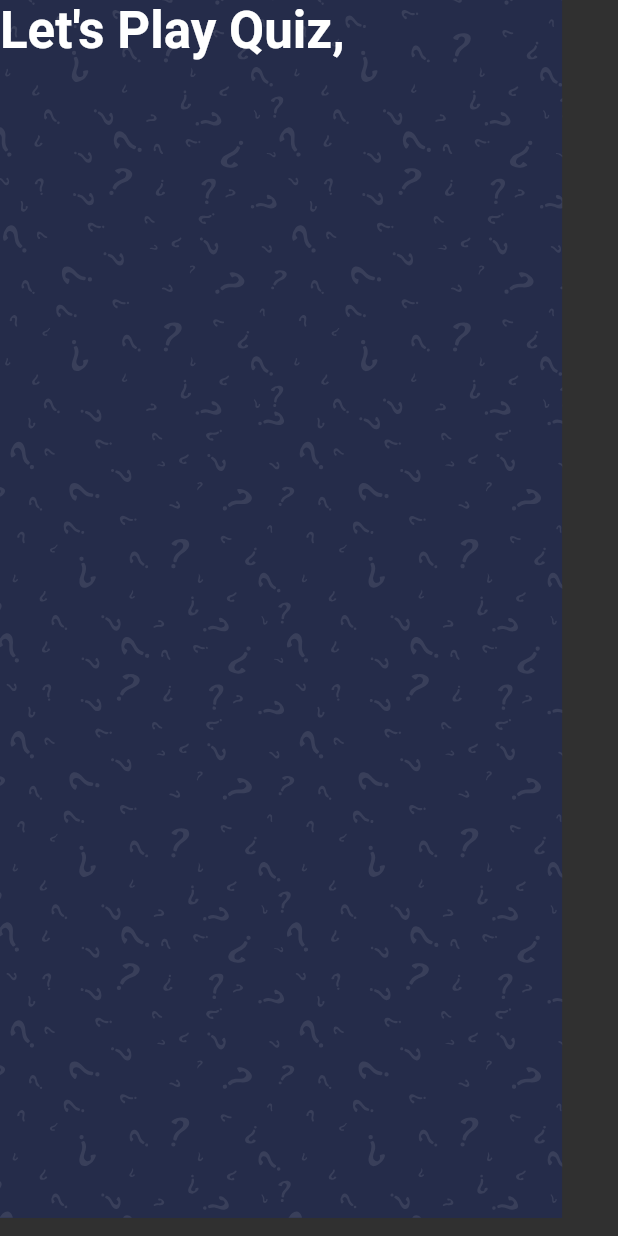
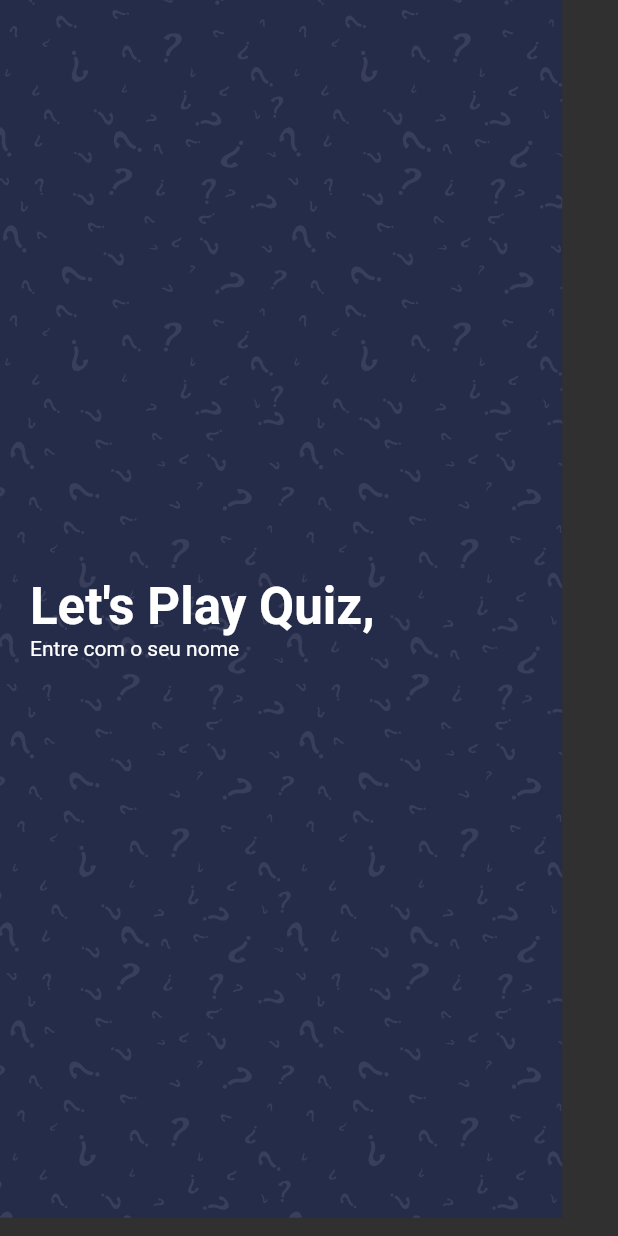
Before and after one commit to lucasoliveirasouza/quiz-app, a Flutter app: the screen it shows after launch, on a phone screen of 412 x 824 dp. Run offline on Flutter 3.47's test engine with Material 2 defaults, Android fonts, the phone set to English and light mode, and no system bars; our stand-ins replace get, websafe_svg.

Commit message:
Criando home

```diff
--- a/lib/view/home/home.dart
+++ b/lib/view/home/home.dart
@@ -1,5 +1,6 @@
 import 'package:flutter/material.dart';
 import 'package:get/get.dart';
+import 'package:quizapp/view/util/constantes.dart';
 import 'package:websafe_svg/websafe_svg.dart';
 
 class HomeView extends StatefulWidget {
@@ -17,9 +18,12 @@ class _HomeViewState extends State<HomeView> {
         children: [
           WebsafeSvg.asset("assets/icons/bg.svg"),
           SafeArea(
+            child: Padding(
+              padding: EdgeInsets.symmetric(horizontal: kDefaultPadding),
               child: Column(
                 crossAxisAlignment: CrossAxisAlignment.start,
                 children: [
+                  Spacer(),
                   Text(
                     "Let's Play Quiz,",
                     style: Theme.of(context).textTheme.headline4!.copyWith(
@@ -27,7 +31,10 @@ class _HomeViewState extends State<HomeView> {
                           fontWeight: FontWeight.bold,
                         ),
                   ),
+                  Text("Entre com o seu nome"),
+                  Spacer(),
                 ],
+              ),
             ),
           )
         ],
```
Lines whose indentation alone changed are shown as unchanged.
